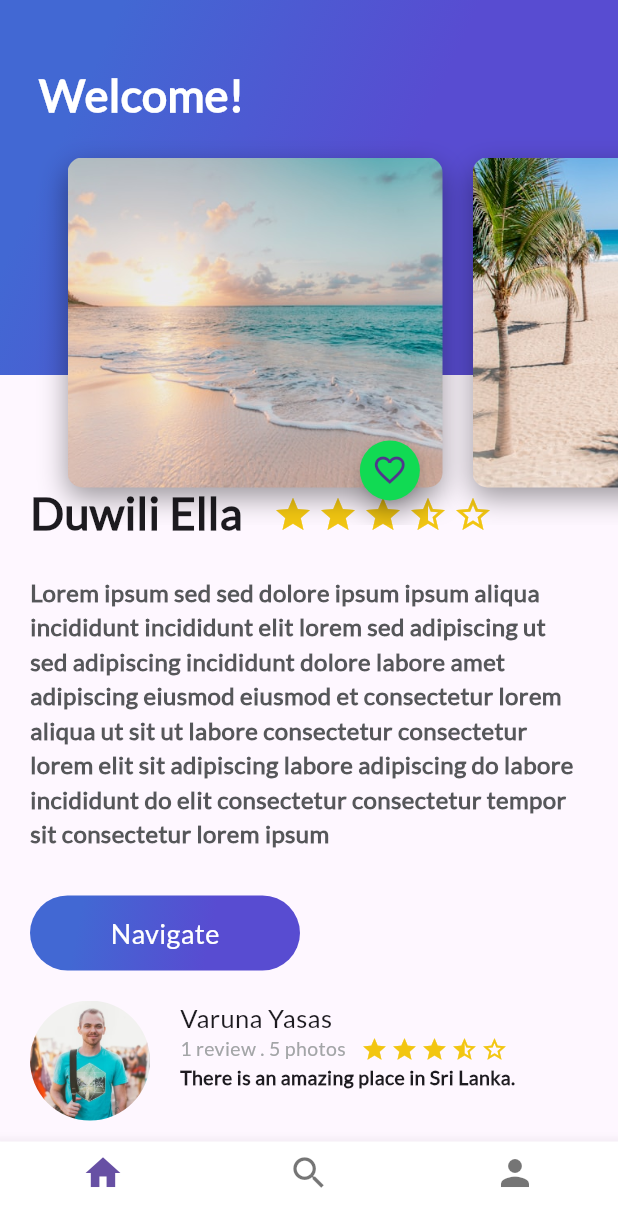
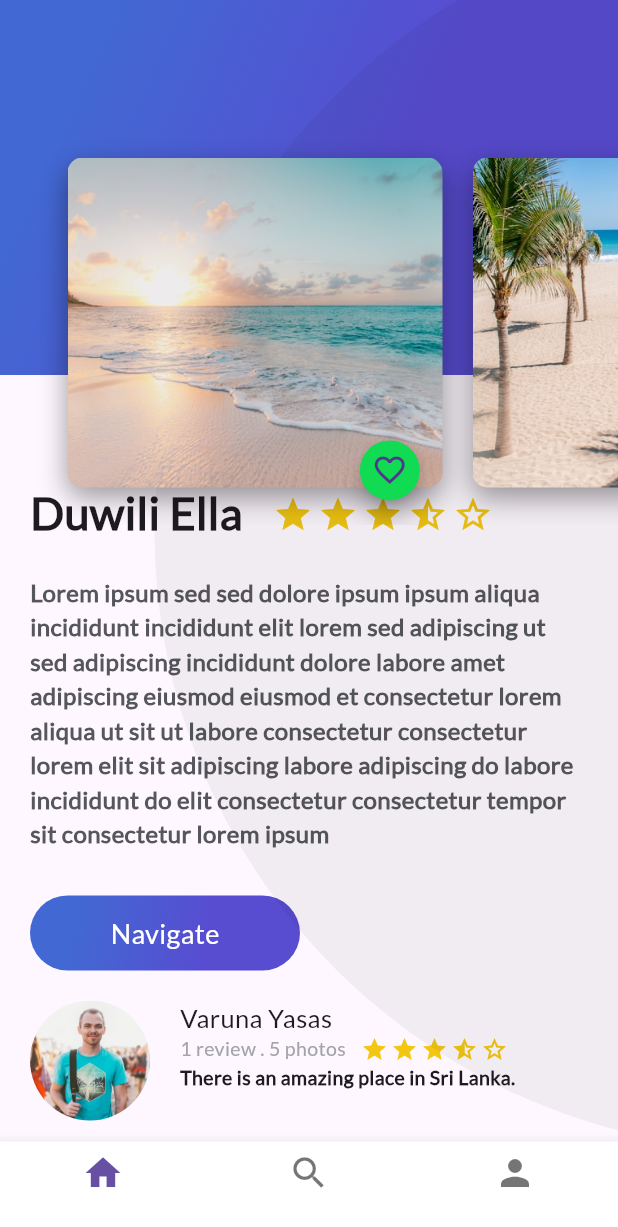
Before and after one commit to danlej/platzi_trip_app, a Flutter app: the PlatziTrips screen opened directly, on a phone screen of 412 x 824 dp. Shown: the top 1227 px of the screen. Run offline on Flutter 3.47's test engine with Material 3 defaults, Android fonts, the phone set to English and light mode, and no system bars; our stand-ins replace cloud_firestore, firebase_auth, firebase_core, google_sign_in; missing offline and left inert: generic_bloc_provider; accounts and stored records are empty.

Commit message:
A screen to add a new place and code to manage movement among screens has been added. Text field overflow has been handled. Enhanced gradient back widget.

```diff
--- a/lib/Place/ui/screens/header_appbar.dart
+++ b/lib/Place/ui/screens/header_appbar.dart
@@ -7,8 +7,12 @@ class HeaderAppBar extends StatelessWidget {
 
   @override
   Widget build(BuildContext context) {
-    return const Stack(
-      children: <Widget>[GradientBack("Welcome!", 250.0), CardImageList()],
+    return Stack(
+      children: <Widget>[
+        // GradientBack(title: "Bienvenido!", height: 250.0),
+        GradientBack(height: 250.0),
+        const CardImageList()
+      ],
     );
   }
 }
--- a/lib/User/ui/screens/profile_trips.dart
+++ b/lib/User/ui/screens/profile_trips.dart
@@ -22,7 +22,7 @@ class ProfileTrips extends StatelessWidget {
             padding: const EdgeInsets.only(top: 10.0),
             children: <Widget>[ProfilePlacesList()],
           ),
-        ),
+        )
       ],
     );
   }
--- a/lib/User/ui/widgets/circle_button.dart
+++ b/lib/User/ui/widgets/circle_button.dart
@@ -26,6 +26,7 @@ class _CircleButton extends State<CircleButton> {
       mini: widget.mini,
       onPressed: widget.onPressed,
       shape: const CircleBorder(),
+      heroTag: null,
       child: Icon(
         widget.icon,
         size: widget.iconSize,
--- a/lib/User/ui/widgets/logout_button.dart
+++ b/lib/User/ui/widgets/logout_button.dart
@@ -22,6 +22,7 @@ class _LogoutButtonState extends State<LogoutButton> {
       mini: true,
       onPressed: () => userBloc.signOut(),
       shape: const CircleBorder(),
+      heroTag: null,
       child: const Icon(
         Icons.exit_to_app,
         size: 20.0,
--- a/lib/widgets/floating_action_button_green.dart
+++ b/lib/widgets/floating_action_button_green.dart
@@ -32,6 +32,7 @@ class _FloatingActionButtonGreenState extends State<FloatingActionButtonGreen> {
       tooltip: "Fav",
       onPressed: onPressedFav,
       shape: const CircleBorder(),
+      heroTag: null,
       child: _pressed
           ? const Icon(Icons.favorite)
           : const Icon(Icons.favorite_border),
--- a/lib/widgets/gradient_back.dart
+++ b/lib/widgets/gradient_back.dart
@@ -1,16 +1,26 @@
 import 'package:flutter/material.dart';
 
+// ignore: must_be_immutable
 class GradientBack extends StatelessWidget {
-  final String title;
-  final double? height;
+  final String? title;
+  double? height;
 
-  const GradientBack(this.title, this.height, {super.key});
+  GradientBack(
+      {super.key,
+      this.title,
+      required this.height}); // height = null full screen
 
   @override
   Widget build(BuildContext context) {
+    double screenHeight = MediaQuery.of(context).size.height;
+    double screenWidth = MediaQuery.of(context).size.width;
+
+    height ??= screenHeight;
+
     return Container(
-      padding: const EdgeInsets.only(left: 13.0),
-      height: height ?? MediaQuery.of(context).size.height,
+      //padding: const EdgeInsets.only(left: 13.0),
+      width: screenWidth,
+      height: height,
       decoration: const BoxDecoration(
           gradient: LinearGradient(
               colors: [Color(0xFF4268D3), Color(0xFF584CD1)],
@@ -18,15 +28,26 @@ class GradientBack extends StatelessWidget {
               end: FractionalOffset(1.0, 0.6),
               stops: [0.0, 0.6],
               tileMode: TileMode.clamp)),
-      alignment: const Alignment(-0.9, -0.6),
-      child: Text(
-        title,
+      //alignment: const Alignment(-0.9, -0.6),
+      child: FittedBox(
+        fit: BoxFit.none,
+        alignment: const Alignment(-1.5, -0.8),
+        child: Container(
+          width: screenHeight,
+          height: screenHeight,
+          decoration: BoxDecoration(
+              color: const Color.fromRGBO(0, 0, 0, 0.05),
+              borderRadius: BorderRadius.circular(screenHeight / 2)),
+        ),
+      ),
+      /* Text(
+        title ?? "",
         style: const TextStyle(
             color: Colors.white,
             fontSize: 30.0,
             fontFamily: "Lato",
             fontWeight: FontWeight.bold),
-      ),
+      ), */
     );
   }
 }
```
Also changed, not shown: lib/Place/ui/screens/add_place_screen.dart (added, +42 -0 lines), lib/User/ui/screens/sign_in_screen.dart (+15 -9 lines), lib/User/ui/widgets/button_bar.dart (+14 -2 lines), lib/User/ui/widgets/profile_places_list.dart (+3 -4 lines), lib/widgets/title_header.dart (added, +24 -0 lines).
